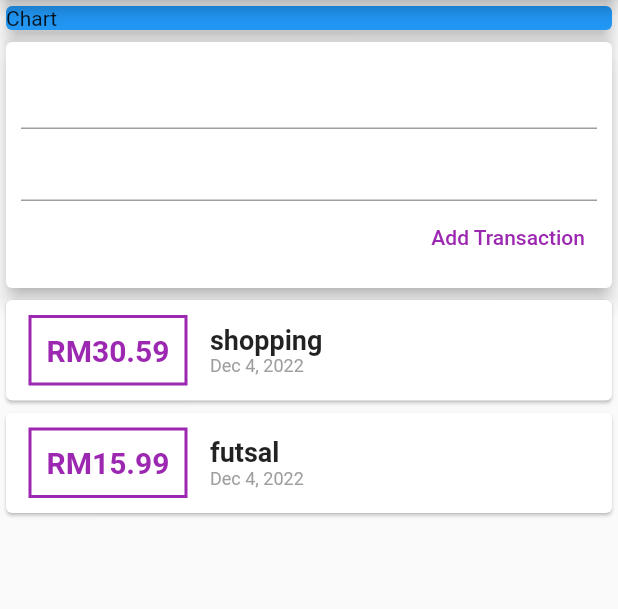
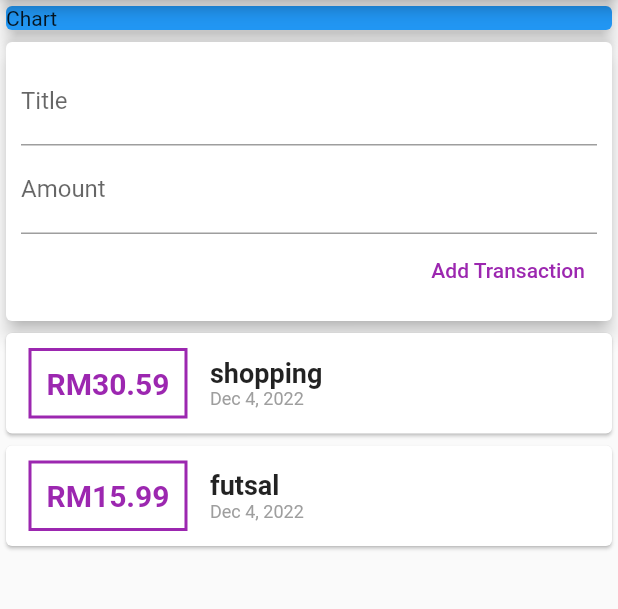
Before and after one commit to dondonjedd/personal_expenses, a Flutter app: the screen it shows after launch, on a phone screen of 412 x 824 dp, the part 84-693 px from its top. Run offline on Flutter 3.47's test engine with Material 2 defaults, Android fonts, the phone set to English and light mode, and no system bars.

Commit message:
Modify input widgets

```diff
--- a/lib/widgets/add_transaction.dart
+++ b/lib/widgets/add_transaction.dart
@@ -16,10 +16,13 @@ class addTransaction extends StatelessWidget {
           crossAxisAlignment: CrossAxisAlignment.end,
           children: [
             TextField(
+              decoration: const InputDecoration(labelText: "Title"),
               controller: titleController,
             ),
             TextField(
+              decoration: const InputDecoration(labelText: "Amount"),
               controller: amountController,
+              keyboardType: TextInputType.number,
             ),
             TextButton(
               onPressed: () => addTransactionCallback(
```
